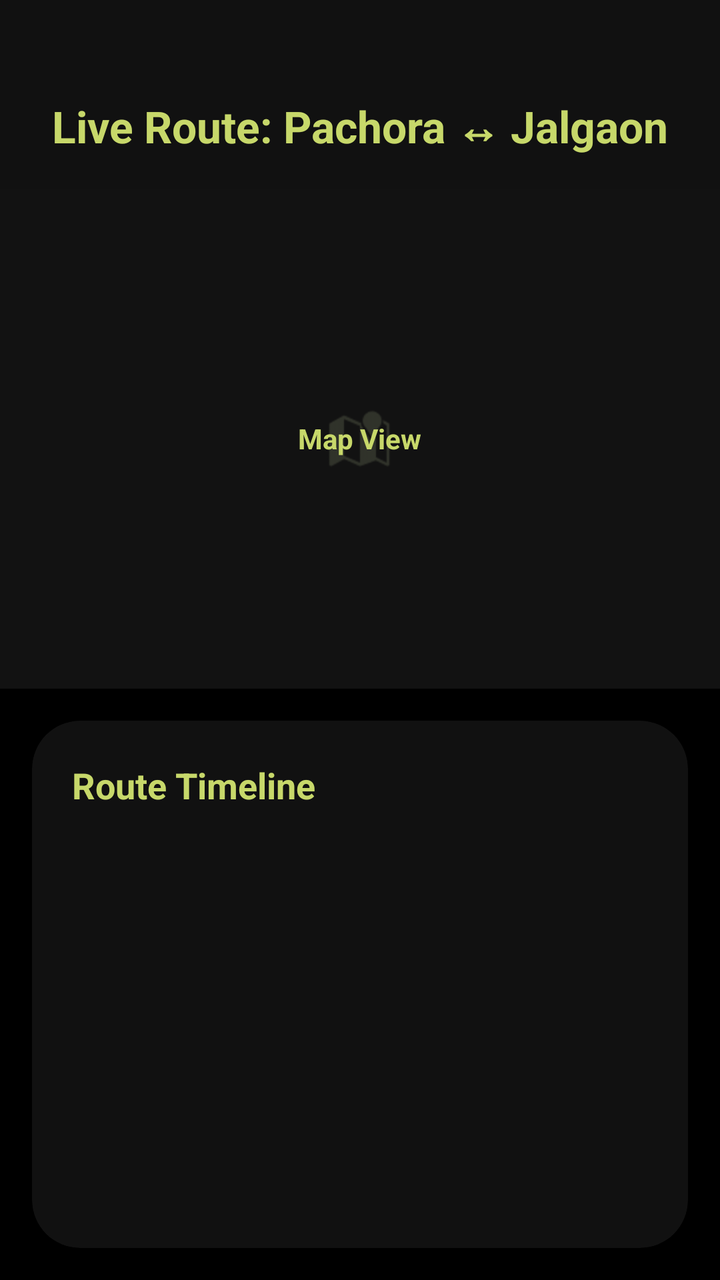
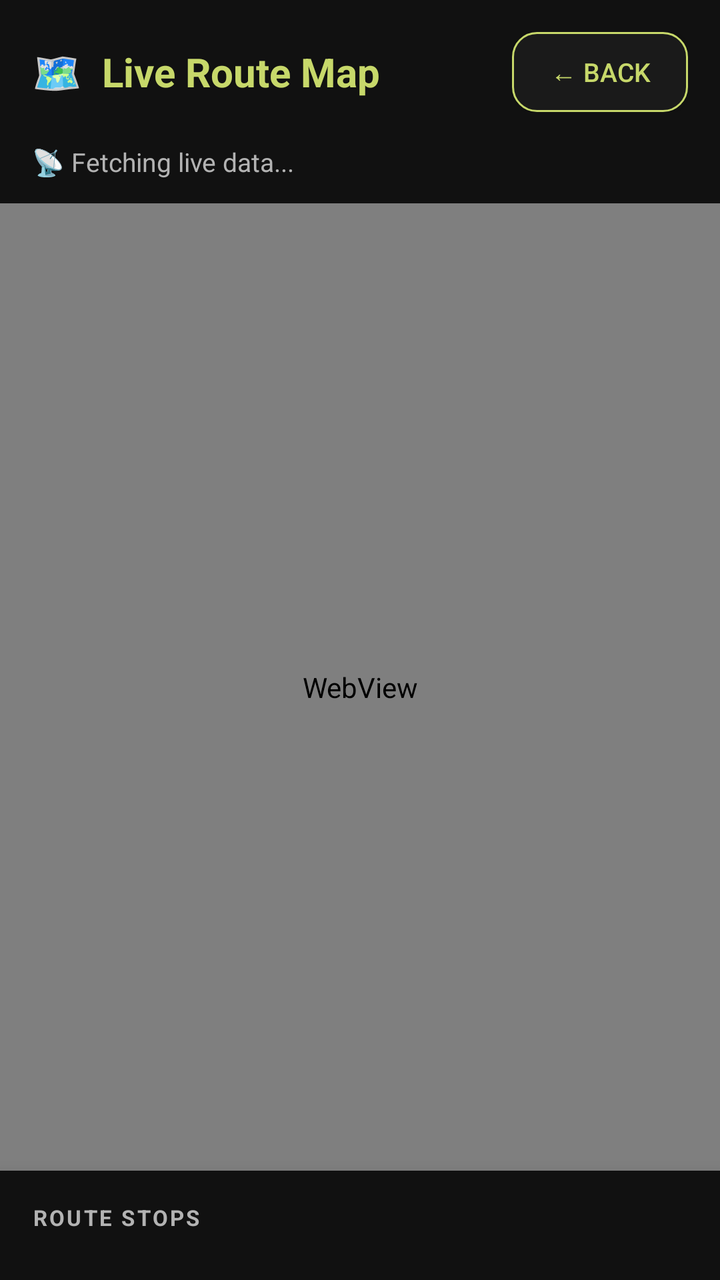

Compare the two renders of this Android layout. The source of the first and the diff that turns it into the second are given below.
<!-- AndroidManifest.xml: activity theme AppTheme -->
<!-- res/layout/activity_route_map.xml -->
<?xml version="1.0" encoding="utf-8"?>
<androidx.constraintlayout.widget.ConstraintLayout 
    xmlns:android="http://schemas.android.com/apk/res/android"
    xmlns:app="http://schemas.android.com/apk/res-auto"
    android:layout_width="match_parent"
    android:layout_height="match_parent"
    android:background="@color/background_dark">

    <TextView
        android:id="@+id/mapTitle"
        android:layout_width="match_parent"
        android:layout_height="wrap_content"
        android:text="Live Route: Pachora ↔ Jalgaon"
        android:textColor="@color/primary"
        android:textSize="22sp"
        android:textStyle="bold"
        android:gravity="center"
        android:paddingTop="48dp"
        android:paddingBottom="16dp"
        android:background="@color/card_dark"
        app:layout_constraintTop_toTopOf="parent" />

    <FrameLayout
        android:id="@+id/mapContainer"
        android:layout_width="match_parent"
        android:layout_height="250dp"
        app:layout_constraintTop_toBottomOf="@id/mapTitle"
        android:background="#121212">
        <ImageView
            android:layout_width="match_parent"
            android:layout_height="match_parent"
            android:src="@android:drawable/ic_dialog_map"
            app:tint="@color/secondary"
            android:scaleType="center"
            android:alpha="0.2"/>
        <TextView
            android:layout_width="wrap_content"
            android:layout_height="wrap_content"
            android:text="Map View"
            android:textColor="@color/primary"
            android:layout_gravity="center"
            android:textStyle="bold"/>
    </FrameLayout>
    
    <androidx.cardview.widget.CardView
        android:layout_width="match_parent"
        android:layout_height="0dp"
        android:layout_margin="16dp"
        app:cardBackgroundColor="@color/card_dark"
        app:cardCornerRadius="24dp"
        app:cardElevation="12dp"
        app:layout_constraintTop_toBottomOf="@id/mapContainer"
        app:layout_constraintBottom_toBottomOf="parent">
        
        <LinearLayout
            android:layout_width="match_parent"
            android:layout_height="match_parent"
            android:orientation="vertical"
            android:padding="20dp">
            
            <TextView
                android:layout_width="wrap_content"
                android:layout_height="wrap_content"
                android:text="Route Timeline"
                android:textColor="@color/primary"
                android:textSize="18sp"
                android:textStyle="bold"
                android:layout_marginBottom="16dp"/>
                
            <ScrollView
                android:layout_width="match_parent"
                android:layout_height="match_parent">
                <LinearLayout
                    android:id="@+id/timelineContainer"
                    android:layout_width="match_parent"
                    android:layout_height="wrap_content"
                    android:orientation="vertical"/>
            </ScrollView>
        </LinearLayout>
    </androidx.cardview.widget.CardView>
    
</androidx.constraintlayout.widget.ConstraintLayout>
<!-- resources referenced by this layout -->
<resources>
  <color name="background_dark">#000000</color>
  <color name="card_dark">#111111</color>
  <color name="primary">#C7D86A</color>
  <color name="secondary">#A8B58A</color>
  <style name="AppTheme" parent="Theme.AppCompat.DayNight.NoActionBar">
          <item name="android:windowBackground">@color/background_dark</item>
          <item name="android:textColorPrimary">@color/text_primary</item>
          <item name="android:textColorSecondary">@color/text_primary</item>
          <item name="colorPrimary">@color/primary_nature</item>
          <item name="colorPrimaryDark">@color/background_dark</item>
          <item name="colorAccent">@color/accent_nature</item>
      </style>
  <color name="text_primary">#FFFFFF</color>
  <color name="primary_nature">#C7D86A</color>
  <color name="accent_nature">#D7F56B</color>
</resources>

<!-- the commit's change to res/layout/activity_route_map.xml (unified diff, before → after) -->
@@ -1,72 +1,96 @@
 <?xml version="1.0" encoding="utf-8"?>
-<androidx.constraintlayout.widget.ConstraintLayout 
+<androidx.constraintlayout.widget.ConstraintLayout
     xmlns:android="http://schemas.android.com/apk/res/android"
     xmlns:app="http://schemas.android.com/apk/res-auto"
     android:layout_width="match_parent"
     android:layout_height="match_parent"
     android:background="@color/background_dark">
 
-    <TextView
-        android:id="@+id/mapTitle"
+    
+    <LinearLayout
+        android:id="@+id/mapHeader"
         android:layout_width="match_parent"
         android:layout_height="wrap_content"
-        android:text="Live Route: Pachora ↔ Jalgaon"
-        android:textColor="@color/primary"
-        android:textSize="22sp"
-        android:textStyle="bold"
-        android:gravity="center"
-        android:paddingTop="48dp"
-        android:paddingBottom="16dp"
+        android:orientation="vertical"
         android:background="@color/card_dark"
-        app:layout_constraintTop_toTopOf="parent" />
+        app:layout_constraintTop_toTopOf="parent">
 
-    <FrameLayout
-        android:id="@+id/mapContainer"
+        <LinearLayout
+            android:layout_width="match_parent"
+            android:layout_height="wrap_content"
+            android:orientation="horizontal"
+            android:padding="16dp"
+            android:gravity="center_vertical">
+
+            <TextView
+                android:layout_width="0dp"
+                android:layout_height="wrap_content"
+                android:layout_weight="1"
+                android:text="🗺  Live Route Map"
+                android:textColor="@color/primary"
+                android:textSize="20sp"
+                android:textStyle="bold"/>
+
+            <Button
+                android:id="@+id/btnBackFromMap"
+                android:layout_width="wrap_content"
+                android:layout_height="40dp"
+                android:text="← Back"
+                android:textColor="@color/primary"
+                android:background="@drawable/bg_button_secondary"
+                android:textSize="13sp"
+                app:backgroundTint="@null"
+                android:onClick="finish"/>
+        </LinearLayout>
+
+        <TextView
+            android:id="@+id/busInfoText"
+            android:layout_width="match_parent"
+            android:layout_height="wrap_content"
+            android:text="📡 Fetching live data..."
+            android:textColor="@color/text_secondary"
+            android:textSize="13sp"
+            android:paddingHorizontal="16dp"
+            android:paddingBottom="12dp"/>
+    </LinearLayout>
+
+    
+    <WebView
+        android:id="@+id/mapWebView"
         android:layout_width="match_parent"
-        android:layout_height="250dp"
-        app:layout_constraintTop_toBottomOf="@id/mapTitle"
-        android:background="#121212">
-        <ImageView
-            android:layout_width="match_parent"
-            android:layout_height="match_parent"
-            android:src="@android:drawable/ic_dialog_map"
-            app:tint="@color/secondary"
-            android:scaleType="center"
-            android:alpha="0.2"/>
-        <TextView
-            android:layout_width="wrap_content"
-            android:layout_height="wrap_content"
-            android:text="Map View"
-            android:textColor="@color/primary"
-            android:layout_gravity="center"
-            android:textStyle="bold"/>
-    </FrameLayout>
+        android:layout_height="0dp"
+        app:layout_constraintTop_toBottomOf="@id/mapHeader"
+        app:layout_constraintBottom_toTopOf="@id/timelineCard"
+        app:layout_constraintVertical_weight="1"/>
+
     
     <androidx.cardview.widget.CardView
+        android:id="@+id/timelineCard"
         android:layout_width="match_parent"
         android:layout_height="0dp"
-        android:layout_margin="16dp"
+        android:layout_margin="0dp"
         app:cardBackgroundColor="@color/card_dark"
-        app:cardCornerRadius="24dp"
-        app:cardElevation="12dp"
-        app:layout_constraintTop_toBottomOf="@id/mapContainer"
-        app:layout_constraintBottom_toBottomOf="parent">
-        
+        app:cardCornerRadius="0dp"
+        app:cardElevation="16dp"
+        app:layout_constraintBottom_toBottomOf="parent"
+        app:layout_constraintVertical_weight="1">
+
         <LinearLayout
             android:layout_width="match_parent"
-            android:layout_height="match_parent"
+            android:layout_height="wrap_content"
             android:orientation="vertical"
-            android:padding="20dp">
-            
+            android:padding="16dp">
+
             <TextView
                 android:layout_width="wrap_content"
                 android:layout_height="wrap_content"
-                android:text="Route Timeline"
-                android:textColor="@color/primary"
-                android:textSize="18sp"
+                android:text="ROUTE STOPS"
+                android:textColor="@color/text_secondary"
+                android:textSize="11sp"
                 android:textStyle="bold"
-                android:layout_marginBottom="16dp"/>
-                
+                android:letterSpacing="0.1"
+                android:layout_marginBottom="8dp"/>
+
             <ScrollView
                 android:layout_width="match_parent"
                 android:layout_height="match_parent">
@@ -74,9 +98,10 @@
                     android:id="@+id/timelineContainer"
                     android:layout_width="match_parent"
                     android:layout_height="wrap_content"
-                    android:orientation="vertical"/>
+                    android:orientation="vertical"
+                    android:paddingStart="8dp"/>
             </ScrollView>
         </LinearLayout>
     </androidx.cardview.widget.CardView>
-    
+
 </androidx.constraintlayout.widget.ConstraintLayout>
<!-- resource entries referenced after the edit -->
@@ -3,7 +3,19 @@
   <color name="background_dark">#000000</color>
   <color name="card_dark">#111111</color>
   <color name="primary">#C7D86A</color>
-  <color name="secondary">#A8B58A</color>
+  <color name="text_secondary">#B3B3B3</color>
+  <!-- drawable bg_button_secondary (drawable) -->
+  <?xml version="1.0" encoding="utf-8"?>
+  <ripple xmlns:android="http://schemas.android.com/apk/res/android"
+      android:color="#20C7D86A">
+      <item>
+          <shape android:shape="rectangle">
+              <solid android:color="@color/input_bg" />
+              <corners android:radius="12dp" />
+              <stroke android:width="1dp" android:color="@color/primary" />
+          </shape>
+      </item>
+  </ripple>
   <style name="AppTheme" parent="Theme.AppCompat.DayNight.NoActionBar">
           <item name="android:windowBackground">@color/background_dark</item>
           <item name="android:textColorPrimary">@color/text_primary</item>
@@ -12,6 +24,7 @@
           <item name="colorPrimaryDark">@color/background_dark</item>
           <item name="colorAccent">@color/accent_nature</item>
       </style>
+  <color name="input_bg">#1A1A1A</color>
   <color name="text_primary">#FFFFFF</color>
   <color name="primary_nature">#C7D86A</color>
   <color name="accent_nature">#D7F56B</color>
